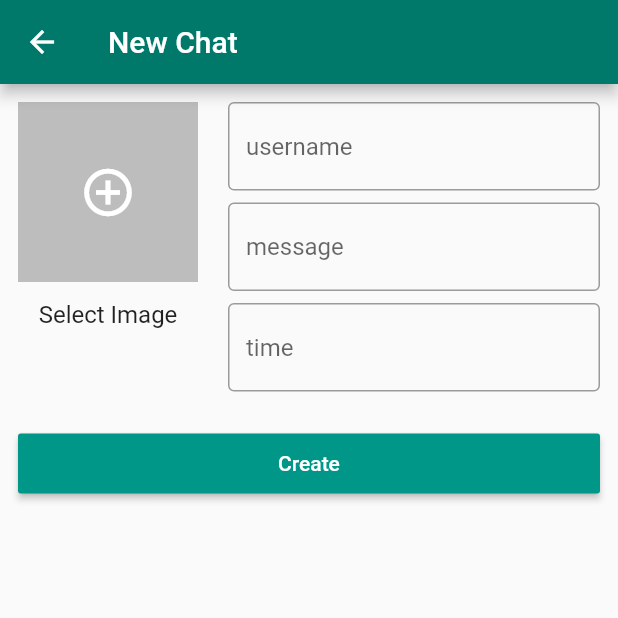
After one commit to mihir-sase/WhatsAppUI, a Flutter app: the NewChatScreen screen opened by its route, after a tap on "Create", on a phone screen of 412 x 824 dp, the top half of it. The commit adds this screen. Run offline on Flutter 3.47's test engine with Material 2 defaults, Android fonts, the phone set to English and light mode, and no system bars; our stand-ins replace image_picker; missing offline and left inert: cloudinary_client, hasura_connect; network calls fail.

Commit message:
Hasura and cloudinary setup

```diff
--- a/lib/navigation/routeGenerator.dart
+++ b/lib/navigation/routeGenerator.dart
@@ -4,6 +4,7 @@ import '../screens/SplashScreen.dart';
 import '../screens/chat/ChatScreen.dart';
 import '../screens/home/HomeScreen.dart';
 import '../screens/chat/ProfileScreen.dart';
+import '../screens/chat/NewChatScreen.dart';
 
 class RouteGenerator {
   static Route<dynamic> generateRoute(RouteSettings settings) {
@@ -19,6 +20,8 @@ class RouteGenerator {
         return MaterialPageRoute(builder: (_) => ChatScreen(args));
       case '/profile':
         return MaterialPageRoute(builder: (_) => ProfileScreen(args));
+      case '/newChat':
+        return MaterialPageRoute(builder: (_) => NewChatScreen());
 
       default:
         return _errorRoute();
--- /dev/null
+++ b/lib/screens/chat/NewChatScreen.dart
@@ -0,0 +1,121 @@
+import 'dart:io';
+
+import 'package:WhatsAppUI/services/ChatServices.dart';
+import 'package:WhatsAppUI/utils/Cloudinary.dart';
+import 'package:flutter/cupertino.dart';
+import 'package:flutter/material.dart';
+import 'package:image_picker/image_picker.dart';
+
+class NewChatScreen extends StatefulWidget {
+  @override
+  _NewChatScreenState createState() => _NewChatScreenState();
+}
+
+class _NewChatScreenState extends State<NewChatScreen> {
+  File _image;
+  final picker = ImagePicker();
+  TextEditingController usernameController = TextEditingController();
+  TextEditingController messageController = TextEditingController();
+  TextEditingController timeController = TextEditingController();
+
+  Future getImage() async {
+    final pickedFile = await picker.getImage(source: ImageSource.gallery);
+
+    setState(() {
+      _image = File(pickedFile.path);
+    });
+  }
+
+  void createChat() async {
+    ChatServices service = ChatServices();
+    Cloudinary cloudinary = Cloudinary();
+    String url = await cloudinary.uploadFile(_image);
+    var r = await service.createChat(
+        usernameController.text, messageController.text, timeController.text,url);
+    print(r);
+  }
+
+  @override
+  Widget build(BuildContext context) {
+    return Scaffold(
+        appBar: AppBar(
+          title: Text("New Chat"),
+        ),
+        body: Container(
+            padding: EdgeInsets.all(12),
+            child: Column(
+              crossAxisAlignment: CrossAxisAlignment.stretch,
+              children: <Widget>[
+                Row(
+                  crossAxisAlignment: CrossAxisAlignment.start,
+                  children: <Widget>[
+                    Column(
+                      children: <Widget>[
+                        GestureDetector(
+                          onTap: getImage,
+                          child: _image == null
+                              ? Container(
+                                  height: 120,
+                                  width: 120,
+                                  color: Colors.grey[400],
+                                  child: Center(
+                                    child: Icon(
+                                      Icons.add_circle_outline,
+                                      size: 38,
+                                      color: Colors.white,
+                                    ),
+                                  ),
+                                )
+                              : SizedBox(
+                                  height: 120,
+                                  width: 120,
+                                  child: Image.file(_image)),
+                        ),
+                        SizedBox(height: 12),
+                        Text("Select Image", style: TextStyle(fontSize: 16))
+                      ],
+                    ),
+                    SizedBox(width: 20),
+                    Expanded(
+                      child: Column(
+                        children: <Widget>[
+                          TextField(
+                            controller: usernameController,
+                            decoration: InputDecoration(
+                                border: OutlineInputBorder(),
+                                hintText: "username"),
+                          ),
+                          SizedBox(height: 8),
+                          TextField(
+                            controller: messageController,
+                            decoration: InputDecoration(
+                                border: OutlineInputBorder(),
+                                hintText: "message"),
+                          ),
+                          SizedBox(height: 8),
+                          TextField(
+                            controller: timeController,
+                            decoration: InputDecoration(
+                                border: OutlineInputBorder(), hintText: "time"),
+                          )
+                        ],
+                      ),
+                    )
+                  ],
+                ),
+                SizedBox(height: 28),
+                SizedBox(
+                  height: 40,
+                  child: RaisedButton(
+                    onPressed: createChat,
+                    color: Colors.teal,
+                    child: Text(
+                      "Create",
+                      style: TextStyle(color: Colors.white),
+                    ),
+                  ),
+                )
+              ],
+            )));
+  }
+}
--- a/lib/screens/home/HomeScreen.dart
+++ b/lib/screens/home/HomeScreen.dart
@@ -73,7 +73,7 @@ class _HomeScreenState extends State<HomeScreen>
     switch (_tabController.index) {
       case 1:
         return FloatingActionButton(
-          onPressed: null,
+          onPressed: (){Navigator.of(context).pushNamed('/newChat');},
           backgroundColor: Colors.teal,
           child: Icon(Icons.message),
         );
--- /dev/null
+++ b/lib/services/ChatServices.dart
@@ -0,0 +1,35 @@
+import 'package:hasura_connect/hasura_connect.dart';
+
+class ChatServices{
+  final String url = 'https://inspired-mite-33.hasura.app/v1/graphql';
+  HasuraConnect _hasuraConnect;
+
+  ChatServices(){
+    _hasuraConnect = HasuraConnect(url);
+  }
+
+  Future createChat(username,message,time,profilePic) async{
+    String docMutation = """
+  mutation {
+     insert_chat_table_one(object: {message: "$message", time: "$time", username: "$username",profilePic: "$profilePic"}) {
+      chatId
+    }
+  }
+""";
+    return await _hasuraConnect.mutation(docMutation);
+  }
+
+  Future getChat() async{
+    String docQuery="""
+    query{
+       chat_table {
+    chatId
+    message
+    time
+    username
+  }
+    }
+    """;
+    return await _hasuraConnect.query(docQuery);
+  }
+}
--- /dev/null
+++ b/lib/utils/Cloudinary.dart
@@ -0,0 +1,24 @@
+import 'dart:io';
+import 'package:cloudinary_client/cloudinary_client.dart';
+
+class Cloudinary {
+  static final Cloudinary instance = Cloudinary();
+
+  CloudinaryClient client;
+
+  Cloudinary() {
+    client = CloudinaryClient(
+      "528278441387843",
+      "SNnxcpxPKXJp-yO5wV5TnGVvxNU",
+      "dtncwq5o2",
+    );
+  }
+
+  Future<String> uploadFile(File file) async {
+    List<String> fileUrls = await client.uploadImagesStringResp(
+      [file.path],
+      folder: "sync-test/test1",
+    );
+    return fileUrls.toList().first;
+  }
+}
--- a/pubspec.yaml
+++ b/pubspec.yaml
@@ -23,6 +23,9 @@ environment:
 dependencies:
   flutter:
     sdk: flutter
+  image_picker: ^0.6.7+4
+  hasura_connect: ^1.2.2+1
+  cloudinary_client: ^0.0.9
 
 
   # The following adds the Cupertino Icons font to your application.
```
Also changed, not shown: pubspec.lock.
